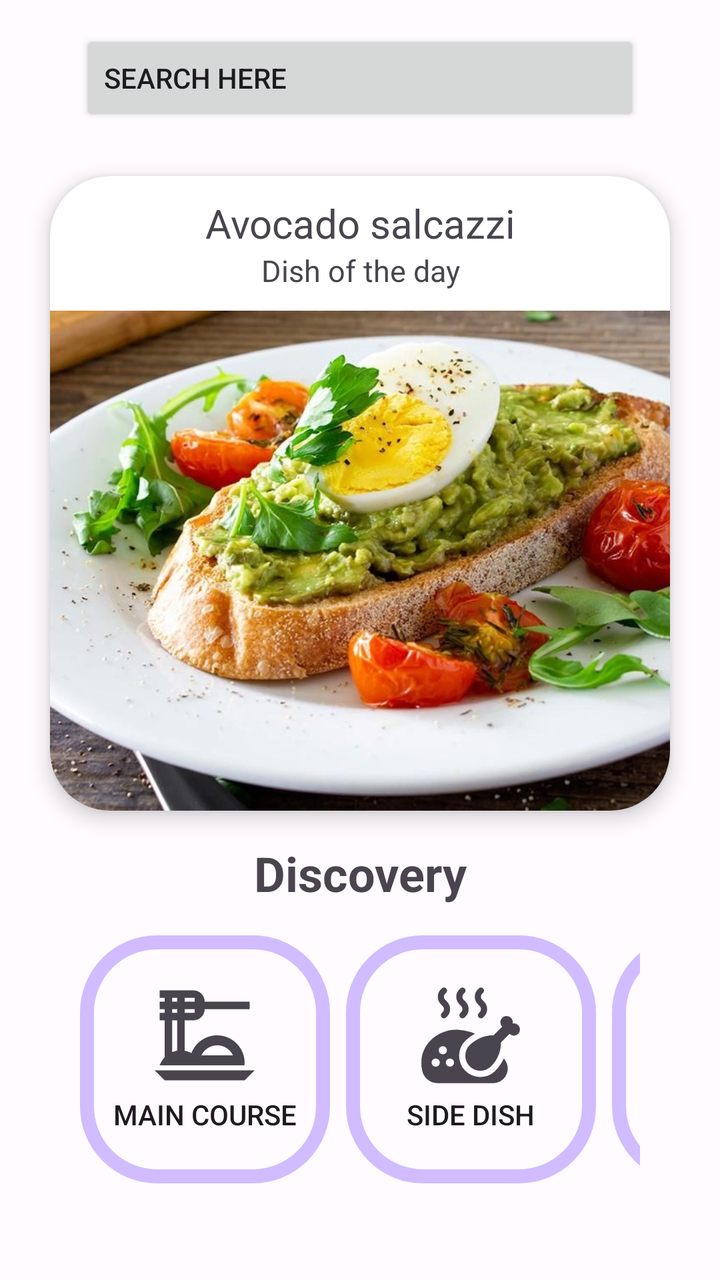
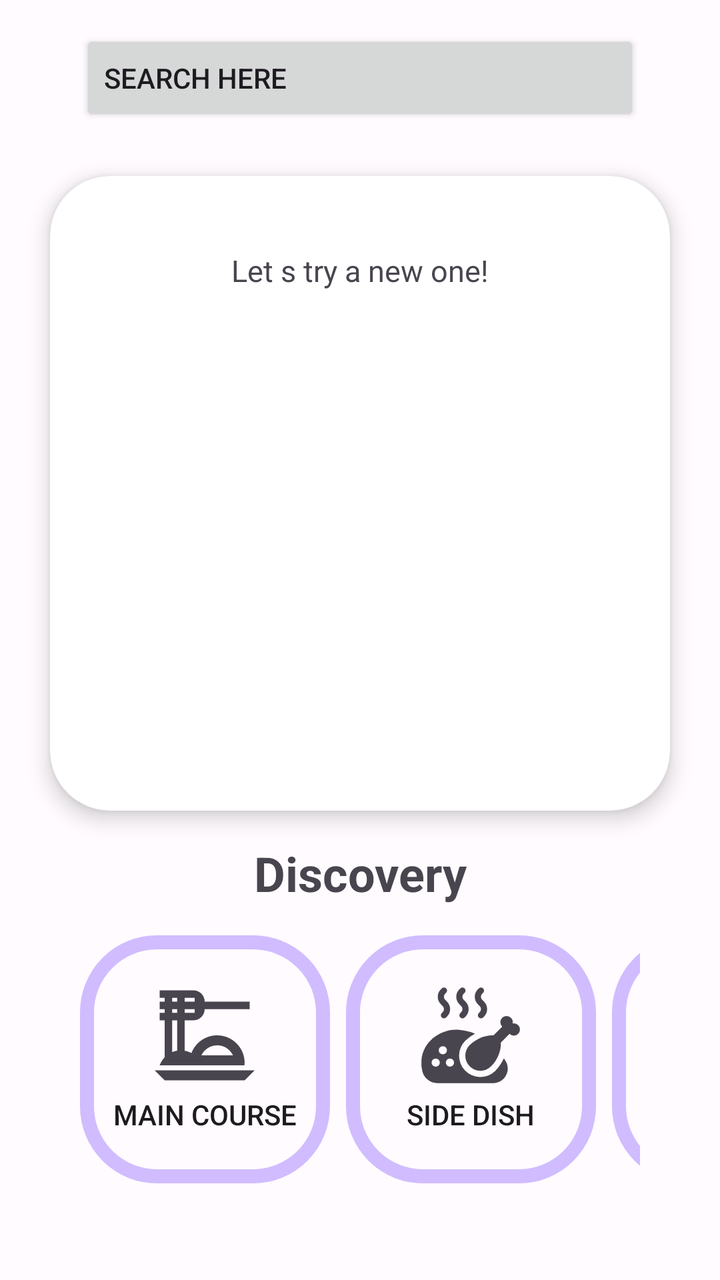

Two renders of the same Android screen: before a commit and after it. Below are the layout's source before the change and the commit's diff.
<!-- AndroidManifest.xml: application theme Theme.Food_alchemy -->
<!-- res/layout/fragment_home.xml -->
<?xml version="1.0" encoding="utf-8"?>
<androidx.constraintlayout.widget.ConstraintLayout xmlns:android="http://schemas.android.com/apk/res/android"
    xmlns:app="http://schemas.android.com/apk/res-auto"
    xmlns:tools="http://schemas.android.com/tools"
    android:layout_width="match_parent"
    android:layout_height="match_parent"
    android:id="@+id/constraintLayout_esterno"
    tools:context=".ui.main.MainActivity">

    <androidx.core.widget.NestedScrollView
        android:id="@+id/nested_scroll_view"
        android:layout_width="match_parent"
        android:layout_height="match_parent">

        <androidx.constraintlayout.widget.ConstraintLayout
            android:layout_width="match_parent"
            android:layout_height="match_parent">

        <Button
            android:id="@+id/search_button"
            android:layout_width="match_parent"
            android:layout_height="wrap_content"
            android:layout_marginTop="15dp"
            android:layout_marginBottom="15dp"
            android:layout_marginStart="40dp"
            android:layout_marginEnd="40dp"
            android:text="@string/search"
            android:textAlignment="textStart"
            app:icon="@drawable/baseline_search_24"
            app:layout_constraintEnd_toEndOf="parent"
            app:layout_constraintStart_toStartOf="parent"
            app:layout_constraintTop_toTopOf="parent"
            app:layout_constraintBottom_toTopOf="@id/recipe_of_the_day" />

        <androidx.cardview.widget.CardView
            android:id="@+id/recipe_of_the_day"
            android:layout_width="match_parent"
            android:layout_height="wrap_content"
            app:layout_constraintTop_toBottomOf="@id/search_button"
            app:layout_constraintBottom_toTopOf="@id/textView4"
            android:layout_marginStart="25dp"
            android:layout_marginEnd="25dp"
            android:layout_marginTop="10dp"
            android:layout_marginBottom="10dp"
            app:cardCornerRadius="30dp"
            app:cardElevation="6dp">

            <androidx.constraintlayout.widget.ConstraintLayout
                android:layout_width="match_parent"
                android:layout_height="wrap_content">

                <TextView
                    android:id="@+id/day_title"
                    android:layout_width="match_parent"
                    android:layout_height="wrap_content"
                    android:text="Avocado salcazzi"
                    android:layout_marginTop="10dp"
                    android:textAlignment="center"
                    android:textSize="20dp"
                    app:layout_constraintStart_toStartOf="parent"
                    app:layout_constraintEnd_toEndOf="parent"
                    app:layout_constraintTop_toTopOf="parent"
                    app:layout_constraintBottom_toTopOf="@id/instructions"/>

                    <TextView
                        android:id="@+id/instructions"
                        android:layout_width="match_parent"
                        android:layout_height="wrap_content"
                        android:text="@string/dish_of_the_day"
                        android:textAlignment="center"
                        android:textSize="15dp"
                        app:layout_constraintStart_toStartOf="parent"
                        app:layout_constraintEnd_toEndOf="parent"
                        app:layout_constraintTop_toBottomOf="@id/day_title"
                        app:layout_constraintBottom_toTopOf="@id/day_image"/>

                <ImageView
                    android:id="@+id/day_image"
                    android:layout_width="match_parent"
                    android:layout_height="250dp"
                    android:layout_marginTop="10dp"
                    app:srcCompat="@drawable/avocado"
                    android:scaleType="centerCrop"
                    app:layout_constraintEnd_toEndOf="parent"
                    app:layout_constraintStart_toStartOf="parent"
                    app:layout_constraintTop_toBottomOf="@id/instructions"
                     />

            </androidx.constraintlayout.widget.ConstraintLayout>



        </androidx.cardview.widget.CardView>

        <TextView
            android:id="@+id/textView4"
            android:layout_width="wrap_content"
            android:layout_height="wrap_content"
            android:layout_marginTop="5dp"
            android:text="@string/discovery"
            android:textSize="24sp"
            android:textStyle="bold"
            app:layout_constraintBottom_toTopOf="@id/scrollViewDiscover"
            app:layout_constraintEnd_toEndOf="parent"
            app:layout_constraintStart_toStartOf="parent"
            app:layout_constraintTop_toBottomOf="@id/recipe_of_the_day" />


        <HorizontalScrollView
            android:id="@+id/scrollViewDiscover"
            android:layout_width="0dp"
            android:layout_height="wrap_content"
            android:layout_marginTop="15dp"
            android:layout_marginBottom="15dp"
            android:layout_marginStart="40dp"
            android:layout_marginEnd="40dp"
            app:layout_constraintBottom_toBottomOf="parent"
            app:layout_constraintEnd_toEndOf="parent"
            app:layout_constraintStart_toStartOf="parent"
            app:layout_constraintTop_toBottomOf="@id/textView4"
            android:scrollbars="none">

            <LinearLayout
                android:id="@+id/linearButton"
                android:layout_width="wrap_content"
                android:layout_height="wrap_content"
                android:orientation="horizontal">

                <android.widget.Button
                    android:id="@+id/bottone_main_course"
                    android:layout_width="125dp"
                    android:layout_height="match_parent"
                    android:layout_marginEnd="8dp"
                    android:background="@drawable/custom_button"
                    android:drawableTop="@drawable/dinner_dining_black_24dp"
                    android:drawableTint="?attr/colorControlNormal"
                    android:paddingTop="20dp"
                    android:paddingBottom="25dp"
                    android:text="@string/main_course"
                    android:enabled="true"/>


                <android.widget.Button
                    android:id="@+id/bottone_side_dish"
                    android:layout_width="125dp"
                    android:layout_height="match_parent"
                    android:layout_marginEnd="8dp"
                    android:background="@drawable/custom_button"
                    android:drawableTop="@drawable/side_dish_pollo"
                    android:drawableTint="?attr/colorControlNormal"
                    android:paddingTop="20dp"
                    android:paddingBottom="25dp"
                    android:text="@string/side_dish" />

                <android.widget.Button
                    android:id="@+id/bottone_dessert"
                    android:layout_width="125dp"
                    android:layout_height="match_parent"
                    android:layout_marginEnd="8dp"
                    android:background="@drawable/custom_button"
                    android:drawableTop="@drawable/food_cake_slice"
                    android:drawableTint="?attr/colorControlNormal"
                    android:paddingTop="20dp"
                    android:paddingBottom="25dp"
                    android:text="@string/dessert" />

                <android.widget.Button
                    android:id="@+id/bottone_appetizer"
                    android:layout_width="125dp"
                    android:layout_height="match_parent"
                    android:layout_marginEnd="8dp"
                    android:background="@drawable/custom_button"
                    android:drawableTop="@drawable/appetizer"
                    android:drawableTint="?attr/colorControlNormal"
                    android:paddingTop="20dp"
                    android:paddingBottom="25dp"
                    android:text="@string/appetizer" />

            </LinearLayout>

        </HorizontalScrollView>
        </androidx.constraintlayout.widget.ConstraintLayout>
    </androidx.core.widget.NestedScrollView>
</androidx.constraintlayout.widget.ConstraintLayout>
<!-- resources referenced by this layout -->
<resources>
  <!-- drawable avocado: webp bitmap (drawable, 283846 bytes) -->
  <!-- drawable baseline_search_24 (drawable) -->
  <vector android:autoMirrored="true" android:height="24dp"
      android:tint="#000000" android:viewportHeight="24"
      android:viewportWidth="24" android:width="24dp" xmlns:android="http://schemas.android.com/apk/res/android">
      <path android:fillColor="@android:color/black" android:pathData="M15.5,14h-0.79l-0.28,-0.27C15.41,12.59 16,11.11 16,9.5 16,5.91 13.09,3 9.5,3S3,5.91 3,9.5 5.91,16 9.5,16c1.61,0 3.09,-0.59 4.23,-1.57l0.27,0.28v0.79l5,4.99L20.49,19l-4.99,-5zM9.5,14C7.01,14 5,11.99 5,9.5S7.01,5 9.5,5 14,7.01 14,9.5 11.99,14 9.5,14z"/>
  </vector>
  <!-- drawable custom_button (drawable) -->
  <?xml version="1.0" encoding="utf-8"?>
  <selector xmlns:android="http://schemas.android.com/apk/res/android">
      <item>
      <shape xmlns:android="http://schemas.android.com/apk/res/android" android:shape="rectangle">
  
          <stroke android:color="@color/md_theme_dark_primary"
              android:width="7dp"/>
          <corners android:radius="35dp"/>
      </shape>
      </item>
  </selector>
  <string name="appetizer">Appetizer</string>
  <string name="dessert">Dessert</string>
  <string name="discovery">Discovery</string>
  <string name="dish_of_the_day">Dish of the day</string>
  <string name="main_course">Main Course</string>
  <string name="search">Search Here</string>
  <string name="side_dish">Side Dish</string>
  <style name="Theme.Food_alchemy" parent="Base.Theme.Food_alchemy" />
  <color name="md_theme_dark_primary">#D0BCFF</color>
  <color name="md_theme_light_primary">#7214FF</color>
  <color name="md_theme_light_onPrimary">#FFFFFF</color>
  <color name="md_theme_light_primaryContainer">#E9DDFF</color>
  <color name="md_theme_light_onPrimaryContainer">#23005C</color>
  <color name="md_theme_light_secondary">#625B70</color>
  <color name="md_theme_light_onSecondary">#FFFFFF</color>
  <color name="md_theme_light_secondaryContainer">#E8DEF8</color>
  <color name="md_theme_light_onSecondaryContainer">#1E192B</color>
  <color name="md_theme_light_tertiary">#7E525F</color>
  <color name="md_theme_light_onTertiary">#FFFFFF</color>
  <color name="md_theme_light_tertiaryContainer">#FFD9E2</color>
  <color name="md_theme_light_onTertiaryContainer">#31101C</color>
  <color name="md_theme_light_error">#BA1A1A</color>
  <color name="md_theme_light_onError">#FFFFFF</color>
  <color name="md_theme_light_errorContainer">#FFDAD6</color>
  <color name="md_theme_light_onErrorContainer">#410002</color>
  <color name="md_theme_light_outline">#7A757F</color>
  <color name="md_theme_light_background">#FFFBFF</color>
  <color name="md_theme_light_onBackground">#1C1B1E</color>
  <color name="md_theme_light_surface">#FDF8FD</color>
  <color name="md_theme_light_onSurface">#1C1B1E</color>
  <color name="md_theme_light_surfaceVariant">#E7E0EB</color>
  <color name="md_theme_light_onSurfaceVariant">#49454E</color>
  <color name="md_theme_light_inverseSurface">#323033</color>
  <color name="md_theme_light_inverseOnSurface">#F5EFF4</color>
  <color name="md_theme_light_inversePrimary">#D0BCFF</color>
  <!-- unchanged entries left out for length: 5 -->
</resources>

<!-- the commit's change to res/layout/fragment_home.xml (unified diff, before → after) -->
@@ -53,7 +53,6 @@
                     android:id="@+id/day_title"
                     android:layout_width="match_parent"
                     android:layout_height="wrap_content"
-                    android:text="Avocado salcazzi"
                     android:layout_marginTop="10dp"
                     android:textAlignment="center"
                     android:textSize="20dp"
@@ -66,7 +65,7 @@
                         android:id="@+id/instructions"
                         android:layout_width="match_parent"
                         android:layout_height="wrap_content"
-                        android:text="@string/dish_of_the_day"
+                        android:text="@string/suggested_dish"
                         android:textAlignment="center"
                         android:textSize="15dp"
                         app:layout_constraintStart_toStartOf="parent"
@@ -79,7 +78,6 @@
                     android:layout_width="match_parent"
                     android:layout_height="250dp"
                     android:layout_marginTop="10dp"
-                    app:srcCompat="@drawable/avocado"
                     android:scaleType="centerCrop"
                     app:layout_constraintEnd_toEndOf="parent"
                     app:layout_constraintStart_toStartOf="parent"
<!-- resource entries referenced after the edit -->
@@ -1,6 +1,5 @@
 <!-- resources referenced by this layout -->
 <resources>
-  <!-- drawable avocado: webp bitmap (drawable, 283846 bytes) -->
   <!-- drawable baseline_search_24 (drawable) -->
   <vector android:autoMirrored="true" android:height="24dp"
       android:tint="#000000" android:viewportHeight="24"
@@ -22,10 +21,10 @@
   <string name="appetizer">Appetizer</string>
   <string name="dessert">Dessert</string>
   <string name="discovery">Discovery</string>
-  <string name="dish_of_the_day">Dish of the day</string>
   <string name="main_course">Main Course</string>
   <string name="search">Search Here</string>
   <string name="side_dish">Side Dish</string>
+  <string name="suggested_dish">Let s try a new one!</string>
   <style name="Theme.Food_alchemy" parent="Base.Theme.Food_alchemy" />
   <color name="md_theme_dark_primary">#D0BCFF</color>
   <color name="md_theme_light_primary">#7214FF</color>
